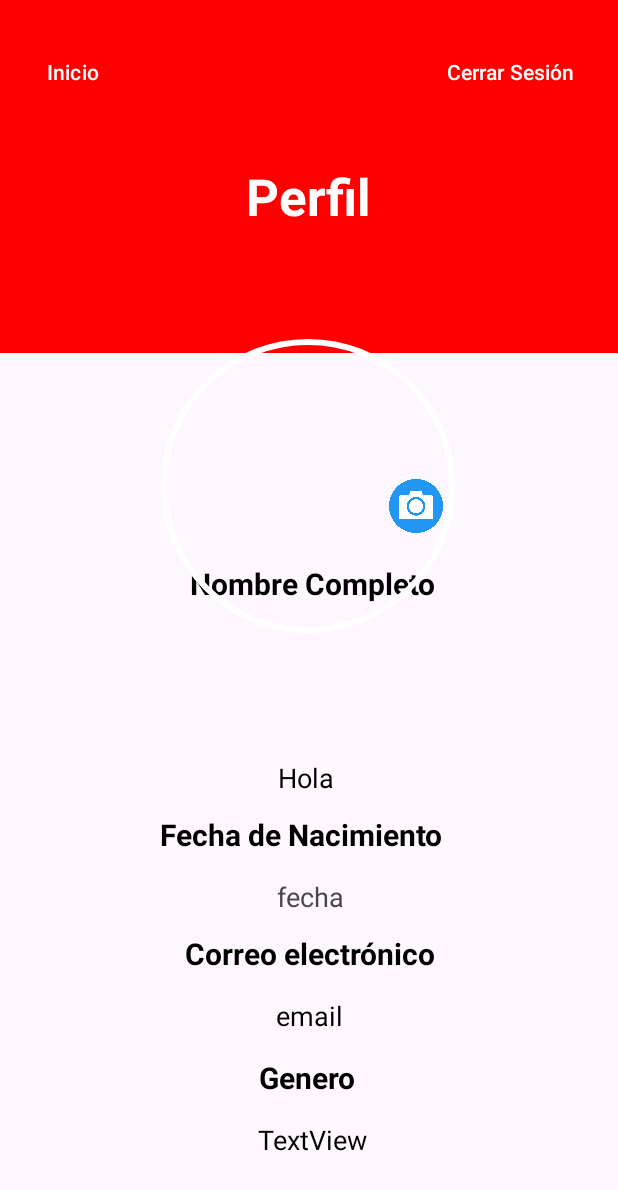
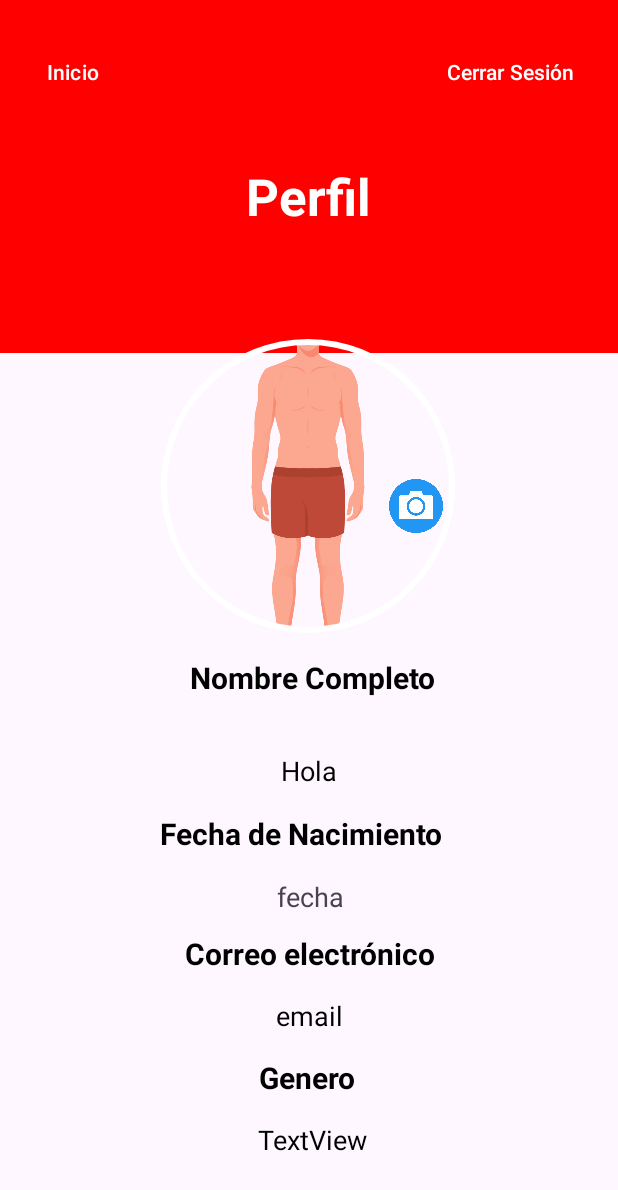
Before and after one commit to AugustoGM/proyectoRedQuiz, an Android app: the screen it shows after launch once a user with an empty profile is signed in (Perfil), after a tap on "Mi Perfil", on a phone screen of 412 x 824 dp. Shown: the top 1190 px of the screen. Run offline under Robolectric (Android 15) with nearby library versions, the phone set to English and light mode, and no system bars; our stand-ins replace Firebase (no records; nobody signed in at launch, a user with empty details on screens opened directly); 3 other taps on this screen came first.

Commit message:
fotoPerfil_Usuarios

```diff
--- a/app/src/main/AndroidManifest.xml
+++ b/app/src/main/AndroidManifest.xml
@@ -12,6 +12,9 @@
         android:supportsRtl="true"
         android:theme="@style/Theme.ProyectoRedQuiz"
         tools:targetApi="31">
+        <activity
+            android:name=".RecuperarActivity"
+            android:exported="false" />
         <activity
             android:name=".UpdatePregunta"
             android:exported="false" />
--- a/app/src/main/java/com/example/proyectoredquiz/MainActivity.java
+++ b/app/src/main/java/com/example/proyectoredquiz/MainActivity.java
@@ -24,7 +24,7 @@ import com.google.firebase.firestore.FirebaseFirestore;
 
 public class MainActivity extends AppCompatActivity {
 
-    Button bnt_regist, btn_login;
+    Button bnt_regist, btn_login, btn_restaurar;
     EditText emailI, passwordI;
     FirebaseAuth mAuth;
 
@@ -38,11 +38,20 @@ public class MainActivity extends AppCompatActivity {
         emailI = findViewById(R.id.correoI);
         passwordI = findViewById(R.id.contrasenaI);
         btn_login = findViewById(R.id.btn_iniciar);
+        btn_restaurar = findViewById(R.id.olvidar);
 
         bnt_regist.setOnClickListener(new View.OnClickListener() {
             @Override
             public void onClick(View view) {
                 Intent iregistro = new Intent(MainActivity.this, RegistroActivity.class);
+                startActivities(new Intent[]{iregistro});
+            }
+        });
+
+        btn_restaurar.setOnClickListener(new View.OnClickListener() {
+            @Override
+            public void onClick(View view) {
+                Intent iregistro = new Intent(MainActivity.this, RecuperarActivity.class);
                 startActivities(new Intent[]{iregistro});
             }
         });
--- a/app/src/main/java/com/example/proyectoredquiz/MenuUserActivity.java
+++ b/app/src/main/java/com/example/proyectoredquiz/MenuUserActivity.java
@@ -8,6 +8,7 @@ import android.os.CountDownTimer;
 import android.util.Log;
 import android.view.View;
 import android.widget.Button;
+import android.widget.ImageView;
 import android.widget.TextClock;
 import android.widget.TextView;
 
@@ -31,6 +32,8 @@ public class MenuUserActivity extends AppCompatActivity {
     private CountDownTimer countDownTimer;
     private int tiempoRestante;
     private int vidasDisponibles;
+    ImageView profile, editarF;
+    String generoU;
 
     @Override
     protected void onCreate(Bundle savedInstanceState) {
@@ -40,6 +43,8 @@ public class MenuUserActivity extends AppCompatActivity {
         fStore = FirebaseFirestore.getInstance();
         idUser = mAuth.getCurrentUser().getUid();
 
+        editarF = findViewById(R.id.editarF);
+        profile = findViewById(R.id.fotoPerfil);
         mensajeTiempo = findViewById(R.id.mensaje);
         btn_exit = findViewById(R.id.btn_cerrar);
         btn_perfil = findViewById(R.id.btn_perfil);
@@ -53,6 +58,8 @@ public class MenuUserActivity extends AppCompatActivity {
         tiempoRestante = 15000;
 
         mensajeVidas();
+
+        editarF.setVisibility(View.GONE);
 
         btn_perfil.setOnClickListener(new View.OnClickListener() {
             @Override
@@ -73,6 +80,12 @@ public class MenuUserActivity extends AppCompatActivity {
 
             if (documentSnapshot != null && documentSnapshot.exists()) {
                 // Actualizar el valor de las vidas en el TextView
+                generoU = documentSnapshot.getString("genero");
+                if (generoU.equals("Masculino")){
+                    profile.setImageResource(R.drawable.profilemen);
+                } else {
+                    profile.setImageResource(R.drawable.profilewoman);
+                }
                 vidasDisponibles = documentSnapshot.getLong("vidas").intValue();
                 vidas.setText(String.valueOf(vidasDisponibles)+ " vidas");
                 nombreUsuario.setText(documentSnapshot.getString("nombre"));
--- a/app/src/main/java/com/example/proyectoredquiz/Perfil.java
+++ b/app/src/main/java/com/example/proyectoredquiz/Perfil.java
@@ -6,6 +6,7 @@ import android.content.Intent;
 import android.os.Bundle;
 import android.view.View;
 import android.widget.Button;
+import android.widget.ImageView;
 import android.widget.TextView;
 
 import com.google.firebase.auth.FirebaseAuth;
@@ -20,6 +21,8 @@ public class Perfil extends AppCompatActivity {
     FirebaseAuth mAuth;
     FirebaseFirestore fStore;
     private String idUser;
+    ImageView fotoPerfil, editarF;
+    String generoU;
 
     @Override
     protected void onCreate(Bundle savedInstanceState) {
@@ -36,6 +39,8 @@ public class Perfil extends AppCompatActivity {
         correo = findViewById(R.id.correoElectronico);
         fecha = findViewById(R.id.fechaNacimiento);
         genero = findViewById(R.id.generoUsuario);
+        editarF = findViewById(R.id.eF);
+        fotoPerfil = findViewById(R.id.fotoFoto);
 
         btn_inicio.setOnClickListener(new View.OnClickListener() {
             @Override
@@ -50,6 +55,12 @@ public class Perfil extends AppCompatActivity {
             if (task.isSuccessful()) {
                 DocumentSnapshot document = task.getResult();
                 if (document.exists()) {
+                    generoU = document.getString("genero");
+                    if (generoU.equals("Masculino")){
+                        fotoPerfil.setImageResource(R.drawable.profilemen);
+                    } else {
+                        fotoPerfil.setImageResource(R.drawable.profilewoman);
+                    }
                     String nombreCompleto = document.getString("nombre") + " " + document.getString("apellidos");
                     nombre.setText(nombreCompleto);
                     correo.setText(document.getString("email"));
--- a/app/src/main/res/layout/activity_main.xml
+++ b/app/src/main/res/layout/activity_main.xml
@@ -57,7 +57,7 @@
         android:layout_marginBottom="5dp"
         android:backgroundTint="#FF0303"
         android:text="Iniciar sesión"
-        app:layout_constraintBottom_toTopOf="@+id/button6"
+        app:layout_constraintBottom_toTopOf="@+id/olvidar"
         app:layout_constraintEnd_toEndOf="parent"
         app:layout_constraintHorizontal_bias="0.491"
         app:layout_constraintStart_toStartOf="parent"
@@ -83,7 +83,7 @@
         tools:ignore="HardcodedText,TextContrastCheck" />
 
     <Button
-        android:id="@+id/button6"
+        android:id="@+id/olvidar"
         android:layout_width="350dp"
         android:layout_height="52dp"
         android:layout_marginBottom="35dp"
--- a/app/src/main/res/layout/activity_perfil.xml
+++ b/app/src/main/res/layout/activity_perfil.xml
@@ -10,7 +10,7 @@
         android:id="@+id/nombreU2"
         android:layout_width="wrap_content"
         android:layout_height="wrap_content"
-        android:layout_marginTop="375dp"
+        android:layout_marginTop="365dp"
         android:text="Nombre Completo"
         android:textColor="#000000"
         android:textSize="20sp"
@@ -20,20 +20,19 @@
         app:layout_constraintHorizontal_bias="0.51"
         app:layout_constraintStart_toStartOf="parent"
         app:layout_constraintTop_toTopOf="parent"
-        app:layout_constraintVertical_bias="0.0"
+        app:layout_constraintVertical_bias="0.666"
         tools:ignore="HardcodedText,VisualLintOverlap" />
 
     <TextView
         android:id="@+id/nombreCompleto"
         android:layout_width="wrap_content"
         android:layout_height="wrap_content"
-        android:layout_marginBottom="12dp"
+        android:layout_marginBottom="16dp"
         android:text="Hola"
         android:textColor="#000000"
         android:textSize="18sp"
         app:layout_constraintBottom_toTopOf="@+id/textView53"
         app:layout_constraintEnd_toEndOf="parent"
-        app:layout_constraintHorizontal_bias="0.495"
         app:layout_constraintStart_toStartOf="parent"
         tools:ignore="HardcodedText,TextSizeCheck" />
 
@@ -52,7 +51,7 @@
         tools:ignore="VisualLintBounds" />
 
     <com.google.android.material.imageview.ShapeableImageView
-        android:id="@+id/imageView7"
+        android:id="@+id/fotoFoto"
         android:layout_width="200dp"
         android:layout_height="200dp"
         android:layout_marginBottom="400dp"
@@ -66,7 +65,8 @@
         app:strokeColor="@color/white"
         app:strokeWidth="4dp"
         tools:ignore="ImageContrastCheck"
-        tools:srcCompat="@tools:sample/avatars" />
+        android:src="@drawable/hombre"
+        tools:srcCompat="@drawable/hombre" />
 
     <Button
         android:id="@+id/btn_inicioU"
@@ -103,7 +103,7 @@
         android:textColor="#FFFFFF"
         android:textSize="34sp"
         android:textStyle="bold"
-        app:layout_constraintBottom_toTopOf="@+id/imageView7"
+        app:layout_constraintBottom_toTopOf="@+id/fotoFoto"
         app:layout_constraintEnd_toEndOf="parent"
         app:layout_constraintHorizontal_bias="0.498"
         app:layout_constraintStart_toStartOf="parent"
@@ -112,7 +112,7 @@
         tools:ignore="HardcodedText" />
 
     <ImageButton
-        android:id="@+id/imageButton2"
+        android:id="@+id/eF"
         android:layout_width="60dp"
         android:layout_height="60dp"
         android:adjustViewBounds="false"
@@ -133,7 +133,7 @@
         android:id="@+id/textView53"
         android:layout_width="wrap_content"
         android:layout_height="wrap_content"
-        android:layout_marginBottom="15dp"
+        android:layout_marginBottom="16dp"
         android:text="Fecha de Nacimiento"
         android:textColor="#000000"
         android:textSize="20sp"
```
Also changed, not shown: app/src/main/java/com/example/proyectoredquiz/RecuperarActivity.java (added, +82 -0 lines), app/src/main/res/layout/activity_menu_user.xml (+5 -4 lines), app/src/main/res/layout/activity_recuperar.xml (added, +129 -0 lines), app/src/main/res/drawable/profilemen.jpeg (added), app/src/main/res/drawable/profilewoman.jpg (added).
